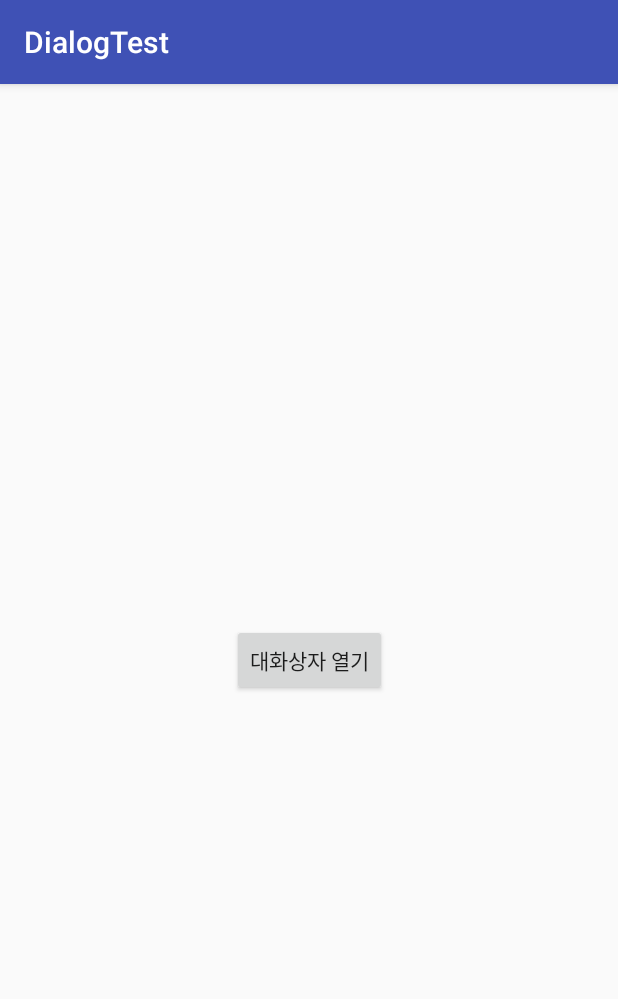
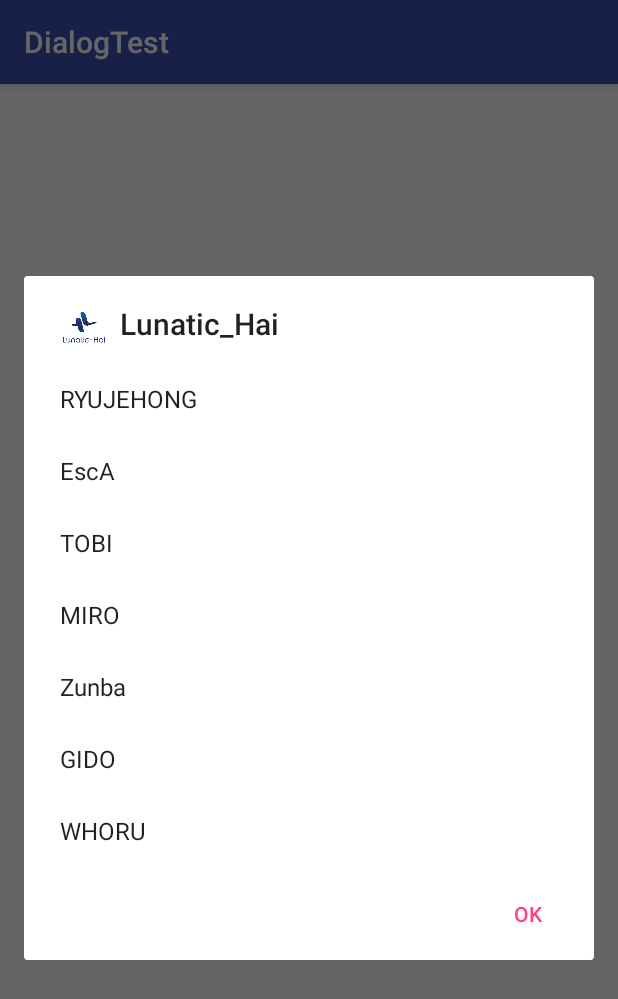
Before and after one commit to ryujeahong/DialogTest, an Android app: the screen it shows after launch (MainActivity), after a tap on "대화상자 열기", on a phone screen of 412 x 824 dp. Shown: the top 999 px of the screen. Run offline under Robolectric (Android 15) with nearby library versions, the phone set to English and light mode, and no system bars.

Commit message:
#3 Change Items Dialog

```diff
--- a/app/src/main/java/kr/hs/phjin1106e_mirim/dialogtest/MainActivity.java
+++ b/app/src/main/java/kr/hs/phjin1106e_mirim/dialogtest/MainActivity.java
@@ -1,24 +1,37 @@
 package kr.hs.phjin1106e_mirim.dialogtest;
 
+import android.content.DialogInterface;
+import android.support.v7.app.AlertDialog;
 import android.support.v7.app.AppCompatActivity;
 import android.os.Bundle;
 import android.view.View;
 import android.widget.Button;
 
 public class MainActivity extends AppCompatActivity implements View.OnClickListener{
-
+    String[] itemArr= {"RYUJEHONG", "EscA", "TOBI", "MIRO", "Zunba", "GIDO", "WHORU"};
+    Button butDialog;
 
     @Override
     protected void onCreate(Bundle savedInstanceState) {
         super.onCreate(savedInstanceState);
         setContentView(R.layout.activity_main);
-        Button butDialog = (Button)findViewById(R.id.but_dialog);
+        butDialog = (Button)findViewById(R.id.but_dialog);
         butDialog.setOnClickListener(this);
     }
 
-
     @Override
     public void onClick(View view) {
-
+        AlertDialog.Builder dialog = new AlertDialog.Builder(this);
+        dialog.setTitle("Lunatic_Hai");
+        dialog.setIcon(R.drawable.lunatic);
+     // dialog.setMessage("여기는 메세지를 쓰는 곳입니다");
+        dialog.setItems(itemArr, new DialogInterface.OnClickListener() {
+            @Override
+            public void onClick(DialogInterface dialog, int i) {
+                butDialog.setText(itemArr[i]);
+            }
+        });
+        dialog.setPositiveButton("OK",null);
+        dialog.show();
     }
 }
```
Also changed, not shown: app/src/main/res/drawable/lunatic.jpg (added).
